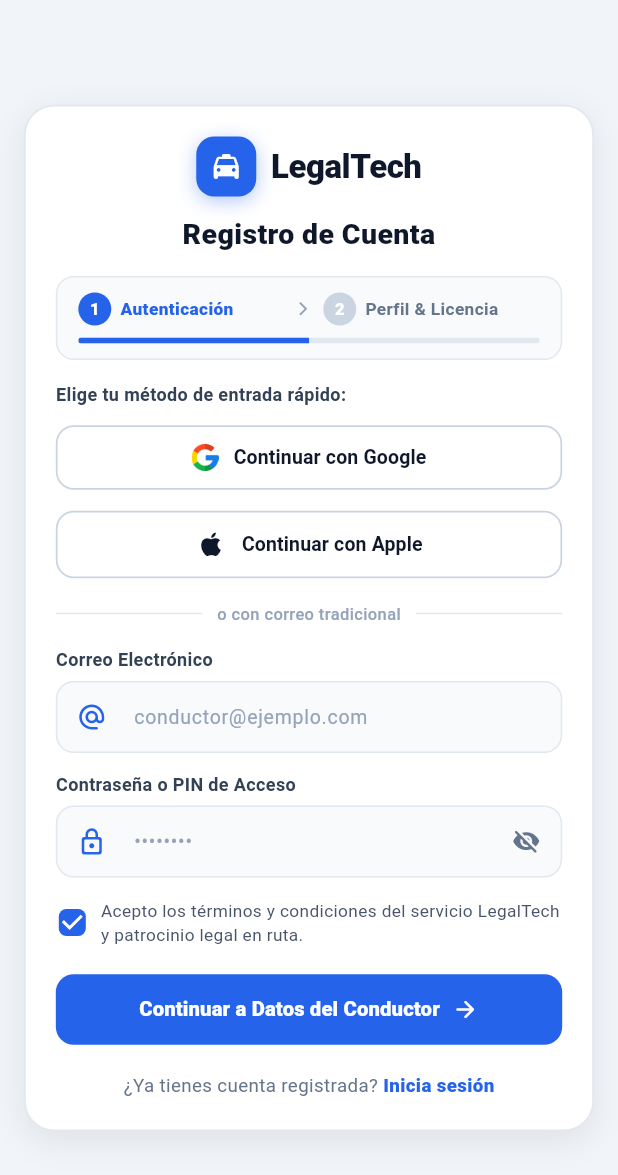
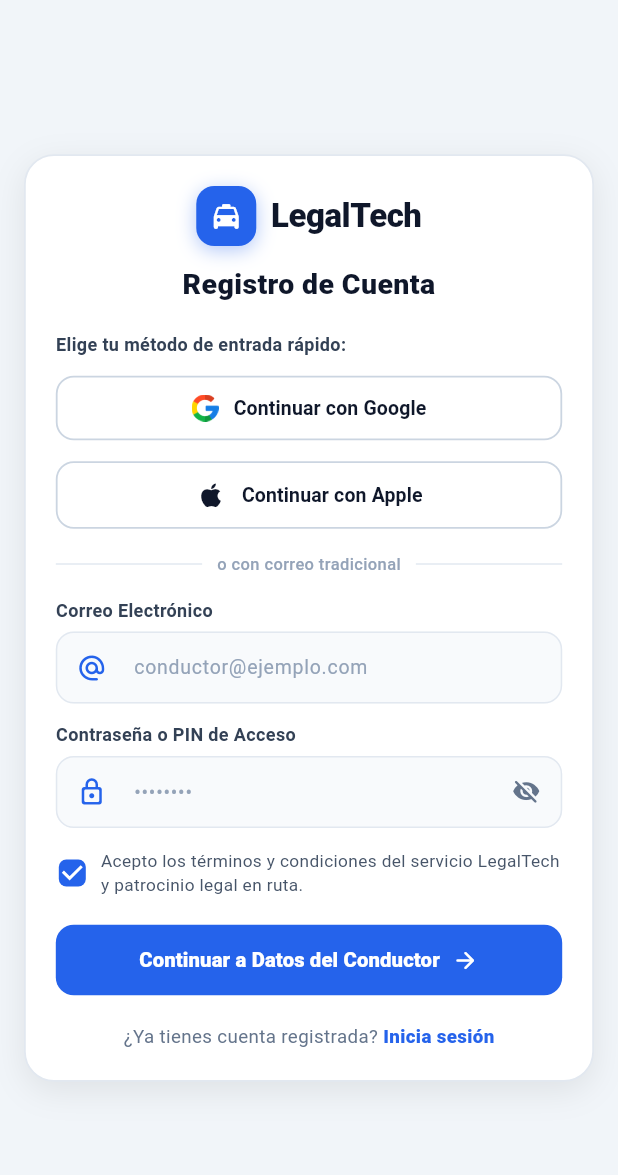
Before and after one commit to wilmerguerrerodev-prog/asistencia-legal-web, a Flutter app: the RegistrationScreen screen opened by its route, on a phone screen of 412 x 824 dp. Shown: the top 1175 px of the screen. Run offline on Flutter 3.47's test engine with Material 3 defaults, Android fonts, the phone set to English and light mode, and no system bars; our stand-ins replace cached_network_image, calendar_view, country_code_picker, data_table_2, dotted_border, file_picker and 10 more; missing offline and left inert: appflowy_board, d_chart; accounts and stored records are empty; Roboto replaces fonts that are missing (Montserrat, Plus Jakarta Sans).

Commit message:
refactor(auth): remover indicador superior de pasos 1 y 2 en registro para diseño más limpio

```diff
--- a/lib/feature/auth/view/registration_screen.dart
+++ b/lib/feature/auth/view/registration_screen.dart
@@ -374,10 +374,9 @@
                     ),
                   ),
 
-                  // 2. Indicador Progresivo Tipo Steam
-                  _buildSteamProgressIndicator(isDark),
+                  const SizedBox(height: 18),
 
-                  // 3. Contenido Dinámico con Transición Suave
+                  // 2. Contenido Dinámico con Transición Suave
                   AnimatedSwitcher(
                     duration: const Duration(milliseconds: 260),
                     child: _pasoActual == 1
@@ -419,133 +418,6 @@
             ),
           ),
         ),
-      ),
-    );
-  }
-
-  // --- INDICADOR STEAM (Progreso en 2 pasos) ---
-  Widget _buildSteamProgressIndicator(bool isDark) {
-    return Container(
-      margin: const EdgeInsets.symmetric(vertical: 14),
-      padding: const EdgeInsets.symmetric(horizontal: 14, vertical: 10),
-      decoration: BoxDecoration(
-        color: isDark ? const Color(0xFF0F172A) : const Color(0xFFF8FAFC),
-        borderRadius: BorderRadius.circular(12),
-        border: Border.all(
-          color: isDark ? const Color(0xFF334155) : const Color(0xFFE2E8F0),
-        ),
-      ),
-      child: Column(
-        children: [
-          Row(
-            children: [
-              // Indicador Paso 1
-              Expanded(
-                child: Row(
-                  children: [
-                    Container(
-                      width: 22,
-                      height: 22,
-                      decoration: BoxDecoration(
-                        shape: BoxShape.circle,
-                        color: _pasoActual >= 1
-                            ? const Color(0xFF2563EB)
-                            : (isDark ? const Color(0xFF334155) : const Color(0xFFCBD5E1)),
-                      ),
-                      child: const Center(
-                        child: Text(
-                          "1",
-                          style: TextStyle(
-                            fontFamily: 'Montserrat',
-                            fontSize: 11,
-                            fontWeight: FontWeight.w800,
-                            color: Colors.white,
-                          ),
-                        ),
-                      ),
-                    ),
-                    const SizedBox(width: 6),
-                    Expanded(
-                      child: Text(
-                        "Autenticación",
-                        style: TextStyle(
-                          fontFamily: 'Montserrat',
-                          fontSize: 11.5,
-                          fontWeight: _pasoActual == 1 ? FontWeight.w800 : FontWeight.w600,
-                          color: _pasoActual == 1
-                              ? const Color(0xFF2563EB)
-                              : (isDark ? Colors.white54 : const Color(0xFF64748B)),
-                        ),
-                        overflow: TextOverflow.ellipsis,
-                      ),
-                    ),
-                  ],
-                ),
-              ),
-
-              Icon(
-                Icons.arrow_forward_ios_rounded,
-                size: 11,
-                color: isDark ? Colors.white24 : const Color(0xFF94A3B8),
-              ),
-              const SizedBox(width: 8),
-
-              // Indicador Paso 2
-              Expanded(
-                child: Row(
-                  children: [
-                    Container(
-                      width: 22,
-                      height: 22,
-                      decoration: BoxDecoration(
-                        shape: BoxShape.circle,
-                        color: _pasoActual == 2
-                            ? const Color(0xFF2563EB)
-                            : (isDark ? const Color(0xFF334155) : const Color(0xFFCBD5E1)),
-                      ),
-                      child: const Center(
-                        child: Text(
-                          "2",
-                          style: TextStyle(
-                            fontFamily: 'Montserrat',
-                            fontSize: 11,
-                            fontWeight: FontWeight.w800,
-                            color: Colors.white,
-                          ),
-                        ),
-                      ),
-                    ),
-                    const SizedBox(width: 6),
-                    Expanded(
-                      child: Text(
-                        "Perfil & Licencia",
-                        style: TextStyle(
-                          fontFamily: 'Montserrat',
-                          fontSize: 11.5,
-                          fontWeight: _pasoActual == 2 ? FontWeight.w800 : FontWeight.w600,
-                          color: _pasoActual == 2
-                              ? const Color(0xFF2563EB)
-                              : (isDark ? Colors.white54 : const Color(0xFF64748B)),
-                        ),
-                        overflow: TextOverflow.ellipsis,
-                      ),
-                    ),
-                  ],
-                ),
-              ),
-            ],
-          ),
-          const SizedBox(height: 8),
-          ClipRRect(
-            borderRadius: BorderRadius.circular(6),
-            child: LinearProgressIndicator(
-              value: _pasoActual == 1 ? 0.5 : 1.0,
-              minHeight: 4,
-              backgroundColor: isDark ? const Color(0xFF334155) : const Color(0xFFE2E8F0),
-              valueColor: const AlwaysStoppedAnimation<Color>(Color(0xFF2563EB)),
-            ),
-          ),
-        ],
       ),
     );
   }
```
